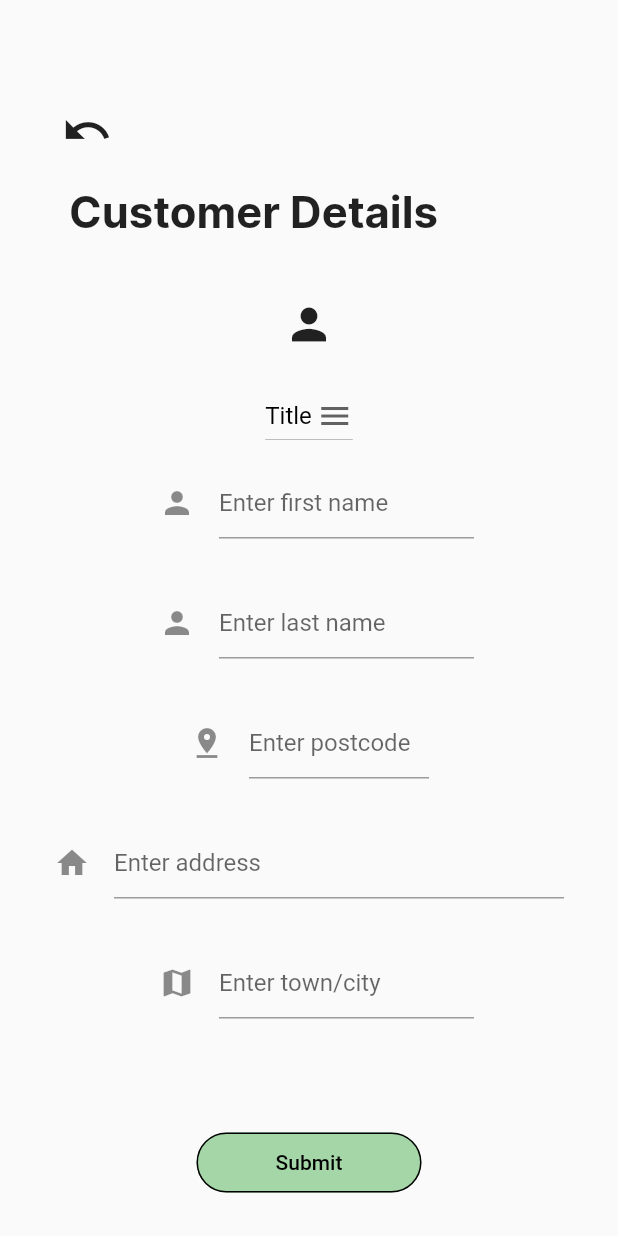
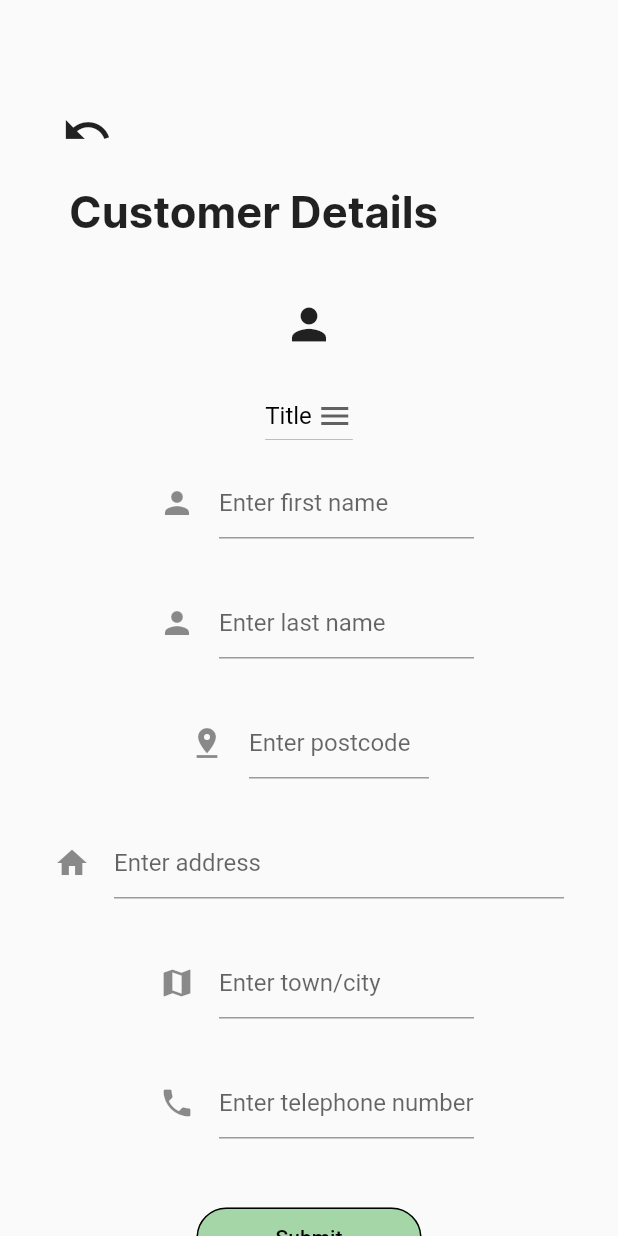
Before and after one commit to liiiiamb/gascert-code, a Flutter app: the CustomerDetails screen opened directly, on a phone screen of 412 x 824 dp. Run offline on Flutter 3.47's test engine with Material 2 defaults, Android fonts, the phone set to English and light mode, and no system bars; our stand-ins replace cloud_firestore, dots_indicator, file_picker, firebase_auth, firebase_core, fluttertoast and 7 more; missing offline and left inert: advance_pdf_viewer, excel, flutter_email_sender, material_dialogs, telephony; accounts and stored records are empty.

Commit message:
added data to PDF, started text validation

```diff
--- a/lib/CustomerDetails.dart
+++ b/lib/CustomerDetails.dart
@@ -55,7 +55,7 @@ class _CustomerDetailsState extends State<CustomerDetails> {
   var lNameController = TextEditingController();
   var postController = TextEditingController();
   var addressController = TextEditingController();
-
+  var telController = TextEditingController();
   var cityController = TextEditingController();
   var locOneController = TextEditingController();
   var locOneController_2 = TextEditingController();
@@ -281,6 +281,7 @@ class _CustomerDetailsState extends State<CustomerDetails> {
     String? post = prefs.getString('post');
     String? address = prefs.getString('address');
     String? town = prefs.getString('town');
+    String? telephone = prefs.getString('telephone');
     if (firstName != null) {
       setState(() {
         fNameController.text = firstName;
@@ -289,6 +290,7 @@ class _CustomerDetailsState extends State<CustomerDetails> {
         postController.text = post!;
         addressController.text = address!;
         cityController.text = town!;
+        telController.text = telephone!;
       });
     }
     // if (title != null) {
@@ -423,15 +425,18 @@ class _CustomerDetailsState extends State<CustomerDetails> {
                   hintText: 'Enter first name',
                 ),
                 controller: fNameController,
-                onChanged: (value) {
-                  if (value.isNotEmpty) {
-                    _debounce(() {
-                      setState(() {
-                        fNameController.text = value;
-                      });
-                    });
-                  }
-                },
+                inputFormatters: [
+                  FilteringTextInputFormatter.allow(RegExp(r'[a-zA-Z\s]+'))
+                ],
+                // onChanged: (value) {
+                //   if (value.isNotEmpty) {
+                //     _debounce(() {
+                //       setState(() {
+                //         fNameController.text = value;
+                //       });
+                //     });
+                //   }
+                // },
               ),
             ),
             SizedBox(height: 10),
@@ -445,6 +450,9 @@ class _CustomerDetailsState extends State<CustomerDetails> {
                   hintText: 'Enter last name',
                 ),
                 controller: lNameController,
+                inputFormatters: [
+                  FilteringTextInputFormatter.allow(RegExp(r'[a-zA-Z\s]+'))
+                ],
               ),
             ),
             SizedBox(height: 10),
@@ -484,9 +492,30 @@ class _CustomerDetailsState extends State<CustomerDetails> {
                   hintText: 'Enter town/city',
                 ),
                 controller: cityController,
+                inputFormatters: [
+                  FilteringTextInputFormatter.allow(RegExp(r'[a-zA-Z\s]+'))
+                ],
               ),
             ),
-            SizedBox(height: 50),
+            SizedBox(height: 10),
+            Container(
+              width: 300.0,
+              height: 70.0,
+              padding: EdgeInsets.only(left: 90.0),
+              child: TextFormField(
+                decoration: InputDecoration(
+                  icon: Icon(Icons.phone),
+                  hintText: 'Enter telephone number',
+                ),
+                controller: telController,
+                keyboardType: TextInputType.numberWithOptions(),
+                inputFormatters: [
+                  FilteringTextInputFormatter.allow(RegExp(r'[0-9]+')),
+                  LengthLimitingTextInputFormatter(11)
+                ],
+              ),
+            ),
+            SizedBox(height: 20),
             Center(
               child: OutlinedButton(
                 onPressed: () async {
@@ -496,6 +525,7 @@ class _CustomerDetailsState extends State<CustomerDetails> {
                   String post = postController.text;
                   String address = addressController.text;
                   String town = cityController.text;
+                  String telephone = telController.text;
 
                   if (title.isEmpty) {
                     title = "-";
@@ -515,6 +545,9 @@ class _CustomerDetailsState extends State<CustomerDetails> {
                   if (town.isEmpty) {
                     town = "-";
                   }
+                  if (telephone.isEmpty) {
+                    telephone = "-";
+                  }
 
                   SharedPreferences prefs =
                       await SharedPreferences.getInstance();
@@ -524,6 +557,7 @@ class _CustomerDetailsState extends State<CustomerDetails> {
                   prefs.setString('post', post);
                   prefs.setString('address', address);
                   prefs.setString('town', town);
+                  prefs.setString('telephone', telephone);
 
                   Navigator.push(
                     context,
--- a/lib/main.dart
+++ b/lib/main.dart
@@ -83,11 +83,11 @@ class HomePageScreen extends StatelessWidget {
                 shape: RoundedRectangleBorder(
                   borderRadius: BorderRadius.circular(15.0),
                 ),
-                //title: Text("Enter Engineer Details"),
+                title: Text("Welcome to GasCert"),
                 content: Column(
                   mainAxisSize: MainAxisSize.min,
                   children: [
-                    Text("Sign up to continue",
+                    Text("Please sign up to continue",
                         style: TextStyle(
                             fontSize: 16, fontWeight: FontWeight.bold)),
                     SizedBox(
--- a/pubspec.yaml
+++ b/pubspec.yaml
@@ -136,6 +136,9 @@ flutter:
     - family: Inter
       fonts:
         - asset: fonts/Inter-VariableFont_slnt,wght.ttf
+    - family: Oswald
+      fonts:
+        - asset: fonts/Oswald-VariableFont_wght.ttf
 
   #   - family: Trajan Pro
   #     fonts:
```
Also changed, not shown: lib/PDFtest.dart (+66 -19 lines), lib/PrevReport.dart (added, +265 -0 lines), fonts/Oswald-VariableFont_wght.ttf (added).
